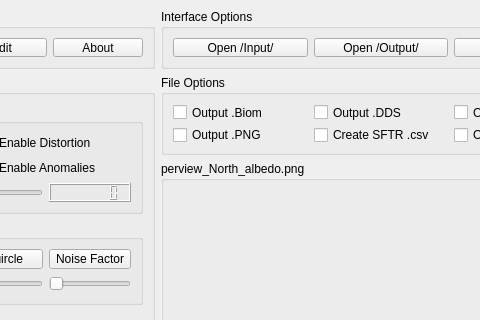
This is PlanetBiomes/src/mainwindow.ui in goarray/PlanetBiomGenerator as Qt 5 draws it before an edit; both pictures show x 161 to 641 and y 0 to 320 of the 1080 by 851 pixel window. The edited form follows.
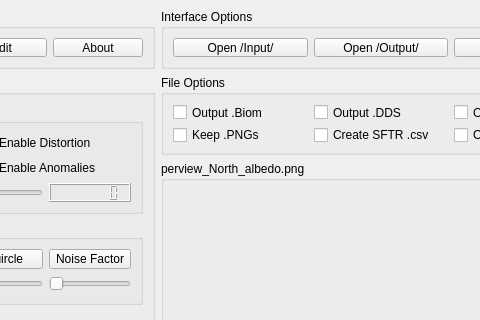
This is the edited form. Icons and pictures are not drawn.

```diff
--- a/PlanetBiomes/src/mainwindow.ui
+++ b/PlanetBiomes/src/mainwindow.ui
@@ -1126,7 +1126,7 @@
             <string>Keep PNGs After Conversion</string>
            </property>
            <property name="text">
-            <string>Output .PNG</string>
+            <string>Keep .PNGs</string>
            </property>
           </widget>
          </item>
```
